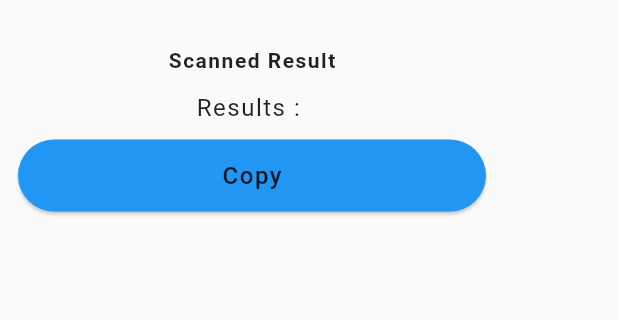
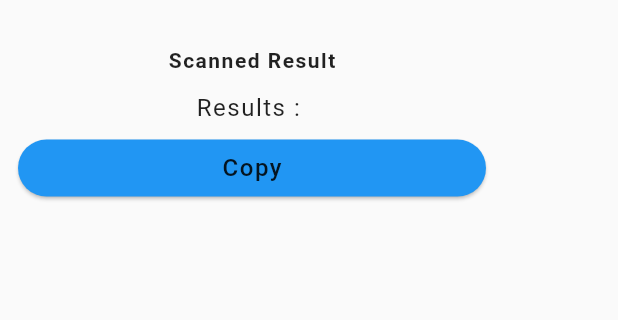
Before and after one commit to CaptainNayan199/Flutter-New-Projects, a Flutter app: the ResultScreen screen opened directly, on a phone screen of 412 x 824 dp, the part 57-377 px from its top. Run offline on Flutter 3.47's test engine with Material 3 defaults, Android fonts, the phone set to English and light mode, and no system bars; our stand-ins replace cloud_firestore, firebase_core, random_string; accounts and stored records are empty.

Commit message:
SizedBox height modified

```diff
--- a/qr_code/lib/result_screen.dart
+++ b/qr_code/lib/result_screen.dart
@@ -44,7 +44,7 @@ class ResultScreen extends StatelessWidget {
 
             SizedBox(
               width: MediaQuery.of(context).size.width - 100,
-              height: 48,
+              height: 38,
               child: ElevatedButton(
                 style: ElevatedButton.styleFrom(
                   backgroundColor: Colors.blue,
```
